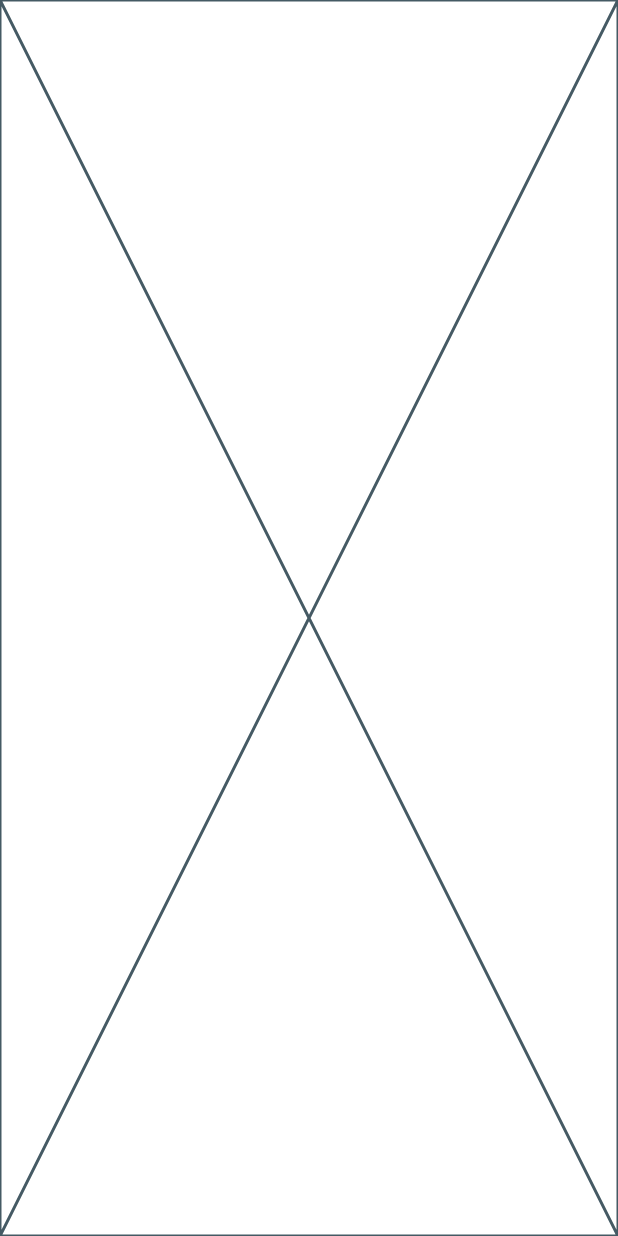
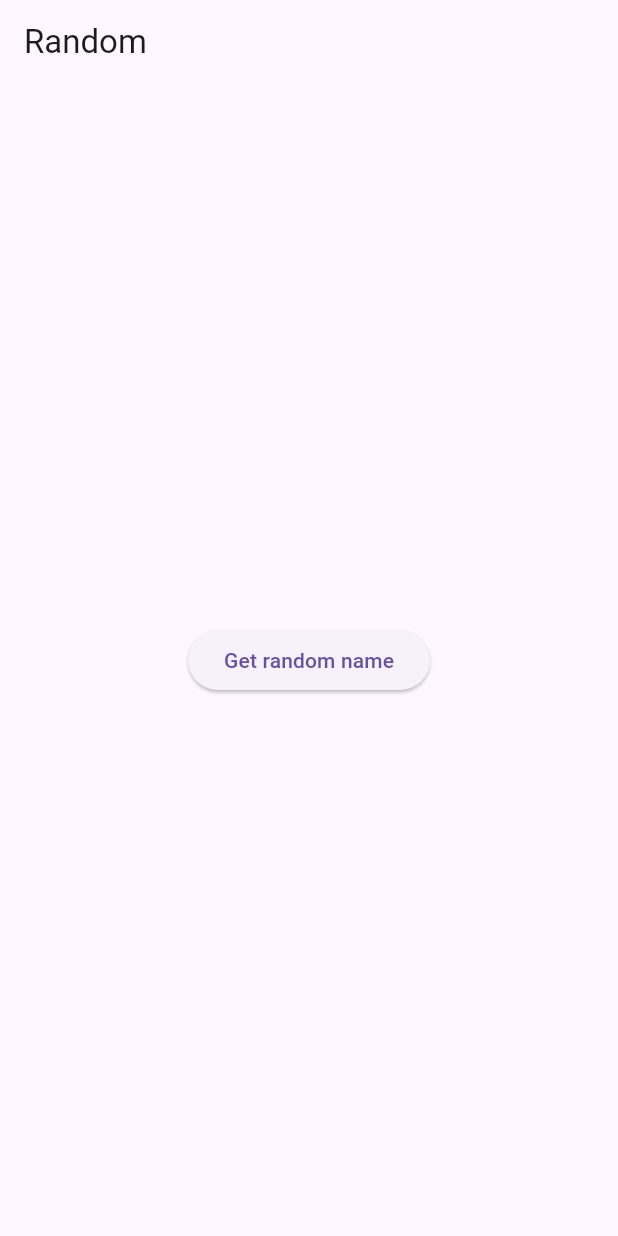
Before and after one commit to Mar3e/bloc_course, a Flutter app: the screen it shows after launch, on a phone screen of 412 x 824 dp. Run offline on Flutter 3.47's test engine with Material 3 defaults, Android fonts, the phone set to English and light mode, and no system bars; our stand-ins replace bloc.

```diff
--- a/lib/main.dart
+++ b/lib/main.dart
@@ -1,4 +1,29 @@
 import 'package:flutter/material.dart';
+import 'package:bloc/bloc.dart';
+import 'dart:math' as math show Random;
+
+const names = [
+  'John',
+  'Jane',
+  'Jack',
+  'Jill',
+  'Jerry',
+  'June',
+  'Jim',
+  'Jenny',
+  'Joe',
+  'Joan',
+];
+
+extension RandomElement<T> on Iterable<T> {
+  T get randomElement => elementAt(math.Random().nextInt(length));
+}
+
+class NameCubit extends Cubit<String?> {
+  NameCubit() : super(null);
+
+  void getRandomName() => emit(names.randomElement);
+}
 
 void main() {
   runApp(const MyApp());
@@ -25,8 +50,53 @@ class HomePage extends StatefulWidget {
 }
 
 class _HomePageState extends State<HomePage> {
+  late final NameCubit _nameCubit;
+
+  @override
+  void initState() {
+    super.initState();
+    _nameCubit = NameCubit();
+  }
+
+  @override
+  void dispose() {
+    _nameCubit.close();
+    super.dispose();
+  }
+
   @override
   Widget build(BuildContext context) {
-    return const Placeholder();
+    return Scaffold(
+      appBar: AppBar(
+        title: const Text('Random'),
+      ),
+      body: Center(
+        child: StreamBuilder(
+          stream: _nameCubit.stream,
+          builder: (context, snapshot) {
+            final button = ElevatedButton(
+              onPressed: _nameCubit.getRandomName,
+              child: const Text('Get random name'),
+            );
+            switch (snapshot.connectionState) {
+              case ConnectionState.none:
+                return button;
+              case ConnectionState.waiting:
+                return button;
+              case ConnectionState.active:
+                return Column(
+                  mainAxisAlignment: MainAxisAlignment.center,
+                  children: [
+                    Text(snapshot.data.toString()),
+                    button,
+                  ],
+                );
+              case ConnectionState.done:
+                return const SizedBox();
+            }
+          },
+        ),
+      ),
+    );
   }
 }
```
